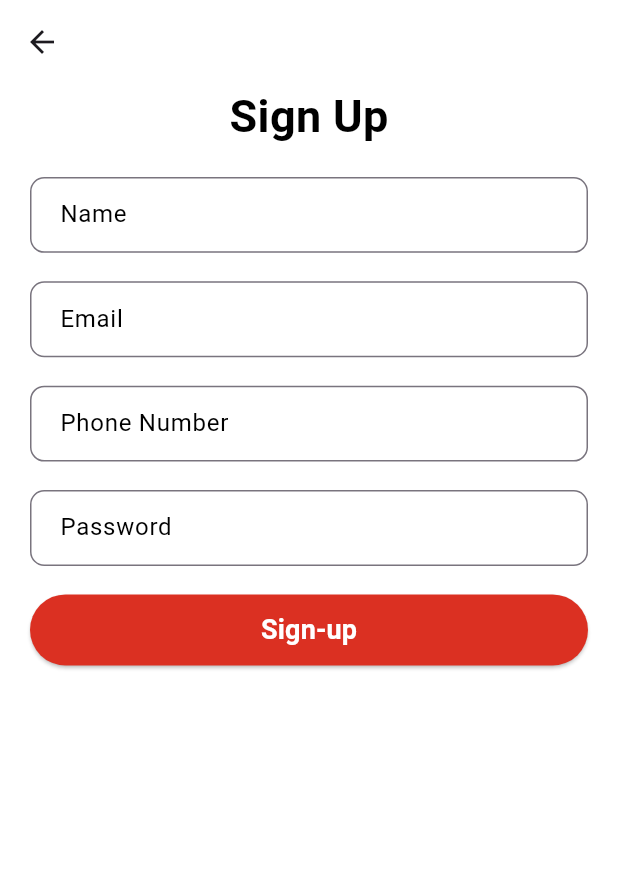
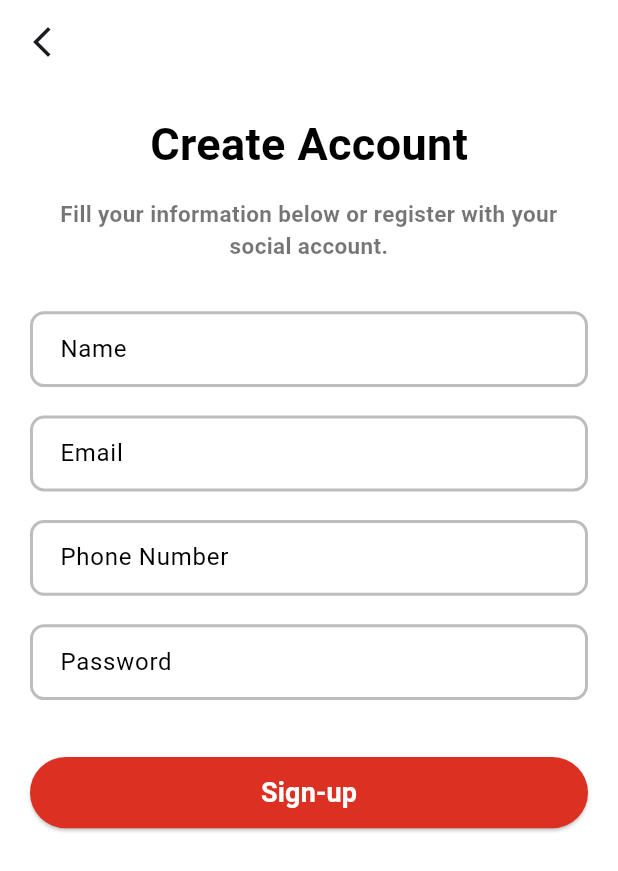
Before and after one commit to Amrut-03/mitt-Arv-flutter-assignment, a Flutter app: the screen it shows after launch, after a tap on "I don't have any account", on a phone screen of 412 x 824 dp. Shown: the top 871 px of the screen. Run offline on Flutter 3.47's test engine with Material 3 defaults, Android fonts, the phone set to English and light mode, and no system bars; our stand-ins replace flutter_rating_bar, flutter_screenutil, get, google_fonts, jwt_decoder, shared_preferences; network calls fail; Roboto replaces fonts that are missing (Ubuntu).

Commit message:
All functionalities are done

```diff
--- a/lib/Controllers/authController.dart
+++ b/lib/Controllers/authController.dart
@@ -12,6 +12,7 @@ class Authcontroller extends GetxController {
   Future<void> signin({required String name, required String password}) async {
     try {
       isLoading.value = true;
+      await Future.delayed(const Duration(seconds: 2));
 
       var headers = {'Content-Type': 'application/x-www-form-urlencoded'};
       var request = http.Request(
@@ -68,4 +69,10 @@ class Authcontroller extends GetxController {
     await prefs.remove('auth_token');
     Get.offAll(() => SigninScreen());
   }
+
+  var obscureText = true.obs; // ✅ Make sure it's an observable
+
+  void toggleObscureText() {
+    obscureText.value = !obscureText.value;
+  }
 }
--- a/lib/main.dart
+++ b/lib/main.dart
@@ -19,6 +19,7 @@ class MyApp extends StatelessWidget {
       designSize: const Size(412, 868),
       builder: (context, child) {
         return GetMaterialApp(
+          debugShowCheckedModeBanner: false,
           home: FutureBuilder<bool>(
             future: Authcontroller().isTokenValid(),
             builder: (context, snapshot) {
@@ -28,7 +29,7 @@ class MyApp extends StatelessWidget {
               } else if (snapshot.hasData && snapshot.data == true) {
                 return HomeScreen();
               } else {
-                return SigninScreen();
+                return const SigninScreen();
               }
             },
           ),
--- a/lib/screens/Auth/signin_screen.dart
+++ b/lib/screens/Auth/signin_screen.dart
@@ -4,7 +4,6 @@ import 'package:get/get.dart';
 import 'package:google_fonts/google_fonts.dart';
 import 'package:mitt_arv_e_commerce_app/Controllers/authController.dart';
 import 'package:mitt_arv_e_commerce_app/screens/Auth/signup_screen.dart';
-import 'package:mitt_arv_e_commerce_app/utils/constant.dart';
 import 'package:mitt_arv_e_commerce_app/widgets/button.dart';
 import 'package:mitt_arv_e_commerce_app/widgets/textfield.dart';
 
@@ -31,16 +30,20 @@ class _SigninScreenState extends State<SigninScreen> {
   @override
   Widget build(BuildContext context) {
     return Scaffold(
-      backgroundColor: Template.background_clr,
+      backgroundColor: Colors.white,
       appBar: AppBar(
-        backgroundColor: Template.background_clr,
+        backgroundColor: Colors.white,
       ),
       body: SafeArea(
         child: Padding(
           padding: EdgeInsets.symmetric(horizontal: 20.w),
+          child: SingleChildScrollView(
             child: Column(
               crossAxisAlignment: CrossAxisAlignment.start,
               children: [
+                SizedBox(
+                  height: 20.h,
+                ),
                 Align(
                   alignment: Alignment.center,
                   child: Text(
@@ -48,14 +51,32 @@ class _SigninScreenState extends State<SigninScreen> {
                     style: GoogleFonts.ubuntu(
                       color: Colors.black,
                       fontSize: 30.sp,
-                    fontWeight: FontWeight.bold,
+                      fontWeight: FontWeight.w600,
                     ),
                   ),
+                ),
+                SizedBox(
+                  height: 15.h,
+                ),
+                Align(
+                  alignment: Alignment.center,
+                  child: Text(
+                    "Hi! welcome back, you've been missed",
+                    style: GoogleFonts.ubuntu(
+                      color: Colors.black54,
+                      fontSize: 15.sp,
+                      fontWeight: FontWeight.w600,
+                    ),
+                  ),
+                ),
+                SizedBox(
+                  height: 20.h,
                 ),
                 CustomTextField(
                   labelText: "Username",
                   controller: nameController,
                   keyboardType: TextInputType.emailAddress,
+                  obscureText: false,
                 ),
                 CustomTextField(
                   labelText: "Password",
@@ -70,17 +91,24 @@ class _SigninScreenState extends State<SigninScreen> {
                       "I don't have any account",
                       textAlign: TextAlign.end,
                       style: GoogleFonts.ubuntu(
-                      color: Colors.black,
+                        color: Colors.black54,
                         fontSize: 15.sp,
-                      decoration: TextDecoration.underline,
+                        fontWeight: FontWeight.w600,
+                        // decoration: TextDecoration.underline,
                       ),
                     ),
                   ),
                 ),
+                SizedBox(
+                  height: 20.h,
+                ),
                 Obx(
                   () {
                     return authController.isLoading.value
-                      ? const Center(child: CircularProgressIndicator())
+                        ? const Center(
+                            child: CircularProgressIndicator(
+                            color: Colors.black,
+                          ))
                         : CustomButton(
                             text: "Sign-In",
                             onPressed: () {
@@ -96,6 +124,7 @@ class _SigninScreenState extends State<SigninScreen> {
             ),
           ),
         ),
+      ),
     );
   }
 }
--- a/lib/screens/Auth/signup_screen.dart
+++ b/lib/screens/Auth/signup_screen.dart
@@ -3,7 +3,6 @@ import 'package:flutter_screenutil/flutter_screenutil.dart';
 import 'package:get/get.dart';
 import 'package:google_fonts/google_fonts.dart';
 import 'package:mitt_arv_e_commerce_app/screens/home_screen.dart';
-import 'package:mitt_arv_e_commerce_app/utils/constant.dart';
 import 'package:mitt_arv_e_commerce_app/widgets/button.dart';
 import 'package:mitt_arv_e_commerce_app/widgets/textfield.dart';
 
@@ -19,27 +18,53 @@ class SignupScreen extends StatelessWidget {
   @override
   Widget build(BuildContext context) {
     return Scaffold(
-      backgroundColor: Template.background_clr,
+      backgroundColor: Colors.white,
       appBar: AppBar(
-        backgroundColor: Template.background_clr,
+        forceMaterialTransparency: true,
+        backgroundColor: Colors.white,
+        leading: IconButton(
+          onPressed: () => Get.back(),
+          icon: const Icon(Icons.arrow_back_ios_new),
+        ),
       ),
       body: SafeArea(
           child: Padding(
         padding: EdgeInsets.only(left: 20.w, right: 20.w),
+        child: SingleChildScrollView(
           child: Column(
             mainAxisAlignment: MainAxisAlignment.start,
             crossAxisAlignment: CrossAxisAlignment.center,
             children: [
+              SizedBox(
+                height: 20.h,
+              ),
               Text(
-              "Sign Up",
+                "Create Account",
                 style: GoogleFonts.ubuntu(
                     color: Colors.black,
                     fontSize: 30.sp,
                     fontWeight: FontWeight.bold),
               ),
+              SizedBox(
+                height: 15.h,
+              ),
+              Padding(
+                padding: EdgeInsets.symmetric(horizontal: 20.w),
+                child: Text(
+                  "Fill your information below or register with your social account.",
+                  textAlign: TextAlign.center,
+                  style: GoogleFonts.ubuntu(
+                      color: Colors.black54,
+                      fontSize: 15.sp,
+                      fontWeight: FontWeight.w600),
+                ),
+              ),
+              SizedBox(
+                height: 15.h,
+              ),
               CustomTextField(
                 labelText: "Name",
-              controller: email_controller,
+                controller: name_controller,
               ),
               CustomTextField(
                 labelText: "Email",
@@ -48,16 +73,16 @@ class SignupScreen extends StatelessWidget {
               ),
               CustomTextField(
                 labelText: "Phone Number",
-              controller: email_controller,
+                controller: phone_number_controller,
                 keyboardType: TextInputType.number,
               ),
               CustomTextField(
+                obscureText: true,
                 labelText: "Password",
                 controller: password_controller,
-              obscureText: true,
               ),
               SizedBox(
-              height: 20.h,
+                height: 40.h,
               ),
               CustomButton(
                 text: "Sign-up",
@@ -67,6 +92,7 @@ class SignupScreen extends StatelessWidget {
               )
             ],
           ),
+        ),
       )),
     );
   }
--- a/lib/utils/constant.dart
+++ b/lib/utils/constant.dart
@@ -1,6 +1,5 @@
 import 'package:flutter/material.dart';
 
 class Template {
-  static Color background_clr = Colors.white;
   static Color button_clr = Color(0xFFDB3022);
 }
--- a/lib/widgets/textfield.dart
+++ b/lib/widgets/textfield.dart
@@ -6,8 +6,8 @@ class CustomTextField extends StatelessWidget {
   final String labelText;
   final TextEditingController controller;
   final bool obscureText;
+  final VoidCallback? onToggleObscure;
   final TextInputType keyboardType;
-  final IconData? sufixIcon;
   final String? Function(String?)? validator;
 
   const CustomTextField({
@@ -15,8 +15,8 @@ class CustomTextField extends StatelessWidget {
     required this.labelText,
     required this.controller,
     this.obscureText = false,
+    this.onToggleObscure,
     this.keyboardType = TextInputType.text,
-    this.sufixIcon,
     this.validator,
   }) : super(key: key);
 
@@ -31,16 +31,15 @@ class CustomTextField extends StatelessWidget {
         validator: validator,
         decoration: InputDecoration(
           labelText: labelText,
-          // suffixIcon: obscureText ? Icon(Icons.eye),
-          labelStyle: GoogleFonts.ubuntu(
-            color: Colors.black,
+          labelStyle: GoogleFonts.ubuntu(color: Colors.black),
+          enabledBorder: OutlineInputBorder(
+            borderRadius: BorderRadius.circular(10.r),
+            borderSide: BorderSide(color: Colors.black26, width: 2.w),
           ),
           focusedBorder: OutlineInputBorder(
-              borderSide: BorderSide(
-                color: Colors.black,
-                width: 2.w,
-              ),
-              borderRadius: BorderRadius.circular(10.r)),
+            borderSide: BorderSide(color: Colors.black, width: 2.w),
+            borderRadius: BorderRadius.circular(10.r),
+          ),
           border: OutlineInputBorder(borderRadius: BorderRadius.circular(10.r)),
           contentPadding:
               EdgeInsets.symmetric(vertical: 14.h, horizontal: 16.w),
```
Also changed, not shown: lib/Controllers/productController.dart (+4 -11 lines), lib/screens/cart_screen.dart (+51 -14 lines), lib/screens/home_screen.dart (+21 -15 lines), lib/screens/product_detail_screen.dart (+65 -71 lines). Lines whose indentation alone changed are shown as unchanged.
